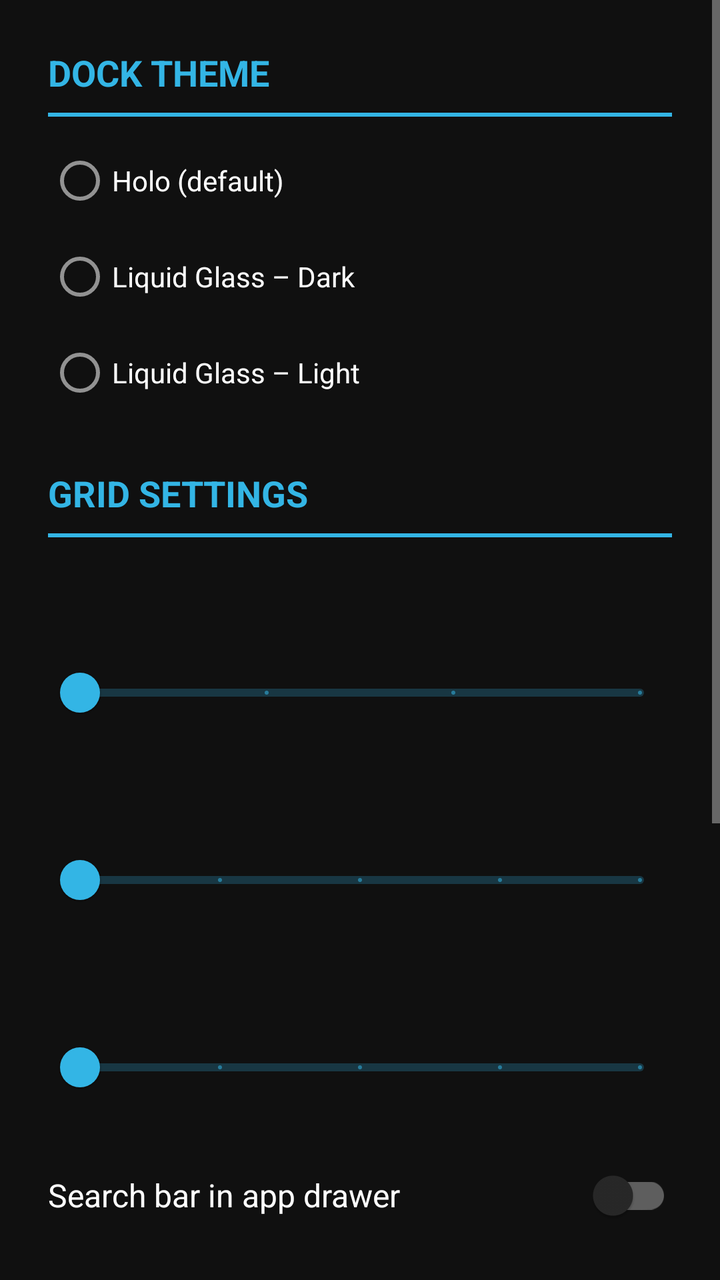
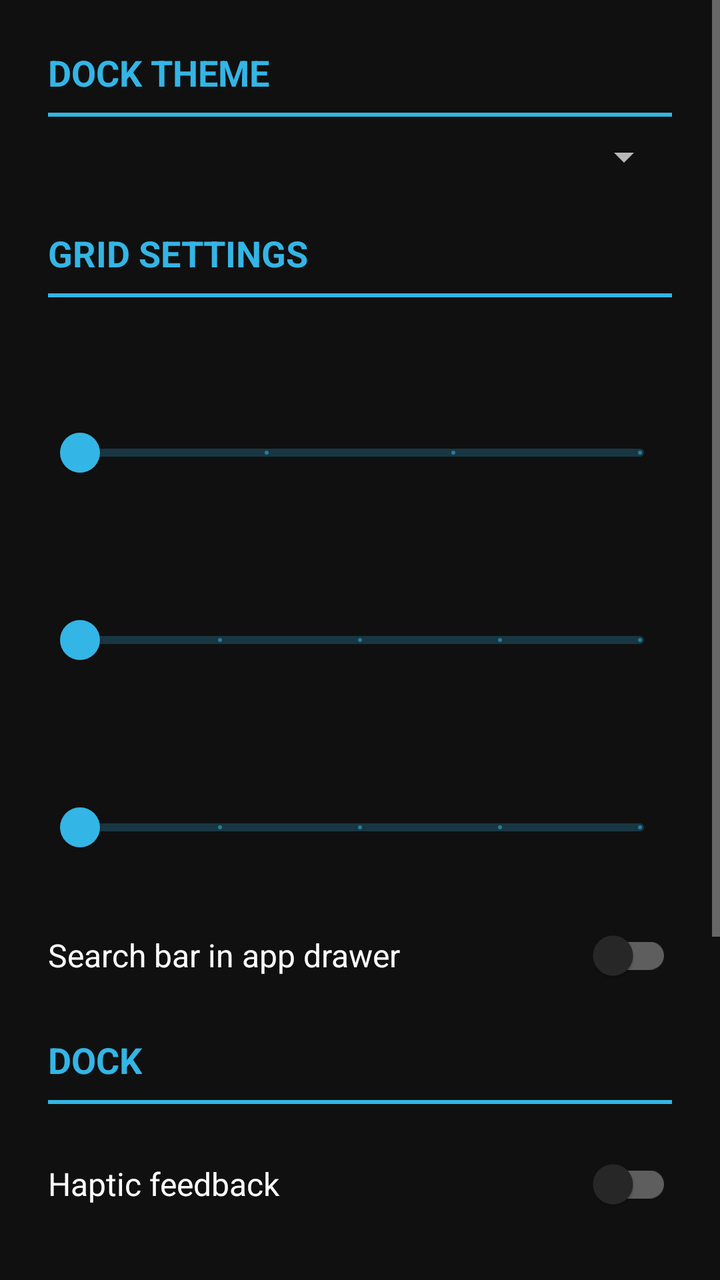

Two renders of the same Android screen: before a commit and after it. Below are the layout's source before the change and the commit's diff.
<!-- AndroidManifest.xml: activity theme Theme.HoloSettings -->
<!-- res/layout/activity_customize.xml -->
<?xml version="1.0" encoding="utf-8"?>
<ScrollView xmlns:android="http://schemas.android.com/apk/res/android"
    android:layout_width="match_parent"
    android:layout_height="match_parent"
    android:fitsSystemWindows="true">

    <LinearLayout
        android:layout_width="match_parent"
        android:layout_height="wrap_content"
        android:orientation="vertical"
        android:padding="24dp">


        <TextView
            android:layout_width="wrap_content"
            android:layout_height="wrap_content"
            android:text="@string/theme"
            android:textAllCaps="true"
            android:textColor="@color/holo_blue"
            android:textSize="18sp"
            android:textStyle="bold" />

        <View
            android:layout_width="match_parent"
            android:layout_height="2dp"
            android:layout_marginTop="8dp"
            android:layout_marginBottom="8dp"
            android:background="@color/holo_blue" />

        <RadioGroup
            android:id="@+id/group_theme"
            android:layout_width="match_parent"
            android:layout_height="wrap_content"
            android:layout_marginBottom="24dp">

            <RadioButton
                android:id="@+id/radio_theme_holo"
                android:layout_width="match_parent"
                android:layout_height="wrap_content"
                android:text="@string/theme_holo"
                android:textColor="#FFFFFF" />

            <RadioButton
                android:id="@+id/radio_theme_glass_dark"
                android:layout_width="match_parent"
                android:layout_height="wrap_content"
                android:text="@string/theme_glass_dark"
                android:textColor="#FFFFFF" />

            <RadioButton
                android:id="@+id/radio_theme_glass_light"
                android:layout_width="match_parent"
                android:layout_height="wrap_content"
                android:text="@string/theme_glass_light"
                android:textColor="#FFFFFF" />
        </RadioGroup>

        <TextView
            android:layout_width="wrap_content"
            android:layout_height="wrap_content"
            android:text="@string/grid_settings"
            android:textAllCaps="true"
            android:textColor="@color/holo_blue"
            android:textSize="18sp"
            android:textStyle="bold" />

        <View
            android:layout_width="match_parent"
            android:layout_height="2dp"
            android:layout_marginTop="8dp"
            android:layout_marginBottom="24dp"
            android:background="@color/holo_blue" />

        <TextView
            android:id="@+id/label_home_cols"
            android:layout_width="match_parent"
            android:layout_height="wrap_content"
            android:layout_marginTop="8dp"
            android:textColor="#FFFFFF"
            android:textSize="16sp" />

        <com.google.android.material.slider.Slider
            android:id="@+id/slider_home_cols"
            android:layout_width="match_parent"
            android:layout_height="wrap_content"
            android:layout_marginBottom="16dp"
            android:stepSize="1"
            android:valueFrom="3"
            android:valueTo="6" />

        <TextView
            android:id="@+id/label_home_rows"
            android:layout_width="match_parent"
            android:layout_height="wrap_content"
            android:layout_marginTop="8dp"
            android:textColor="#FFFFFF"
            android:textSize="16sp" />

        <com.google.android.material.slider.Slider
            android:id="@+id/slider_home_rows"
            android:layout_width="match_parent"
            android:layout_height="wrap_content"
            android:layout_marginBottom="16dp"
            android:stepSize="1"
            android:valueFrom="3"
            android:valueTo="7" />

        <TextView
            android:id="@+id/label_drawer_cols"
            android:layout_width="match_parent"
            android:layout_height="wrap_content"
            android:layout_marginTop="8dp"
            android:textColor="#FFFFFF"
            android:textSize="16sp" />

        <com.google.android.material.slider.Slider
            android:id="@+id/slider_drawer_cols"
            android:layout_width="match_parent"
            android:layout_height="wrap_content"
            android:layout_marginBottom="16dp"
            android:stepSize="1"
            android:valueFrom="3"
            android:valueTo="7" />

        <com.google.android.material.switchmaterial.SwitchMaterial
            android:id="@+id/switch_drawer_search"
            android:layout_width="match_parent"
            android:layout_height="wrap_content"
            android:text="@string/drawer_search"
            android:textColor="#FFFFFF"
            android:textSize="16sp" />

        <TextView
            android:layout_width="wrap_content"
            android:layout_height="wrap_content"
            android:layout_marginTop="16dp"
            android:text="@string/dock_settings"
            android:textAllCaps="true"
            android:textColor="@color/holo_blue"
            android:textSize="18sp"
            android:textStyle="bold" />

        <View
            android:layout_width="match_parent"
            android:layout_height="2dp"
            android:layout_marginTop="8dp"
            android:layout_marginBottom="16dp"
            android:background="@color/holo_blue" />

        <com.google.android.material.switchmaterial.SwitchMaterial
            android:id="@+id/switch_haptics"
            android:layout_width="match_parent"
            android:layout_height="wrap_content"
            android:layout_marginBottom="16dp"
            android:text="@string/haptics"
            android:textColor="#FFFFFF"
            android:textSize="16sp" />

        <com.google.android.material.switchmaterial.SwitchMaterial
            android:id="@+id/switch_dock_two_rows"
            android:layout_width="match_parent"
            android:layout_height="wrap_content"
            android:text="@string/dock_two_rows"
            android:textColor="#FFFFFF"
            android:textSize="16sp" />

        <TextView
            android:layout_width="match_parent"
            android:layout_height="wrap_content"
            android:layout_marginBottom="16dp"
            android:text="@string/dock_two_rows_hint"
            android:textColor="#99FFFFFF"
            android:textSize="13sp" />

        <TextView
            android:layout_width="match_parent"
            android:layout_height="wrap_content"
            android:text="@string/search_widget"
            android:textColor="#FFFFFF"
            android:textSize="16sp" />

        <RadioGroup
            android:id="@+id/group_search"
            android:layout_width="match_parent"
            android:layout_height="wrap_content"
            android:layout_marginTop="4dp">

            <RadioButton
                android:id="@+id/radio_search_builtin"
                android:layout_width="match_parent"
                android:layout_height="wrap_content"
                android:text="@string/search_builtin"
                android:textColor="#FFFFFF" />

            <RadioButton
                android:id="@+id/radio_search_google"
                android:layout_width="match_parent"
                android:layout_height="wrap_content"
                android:text="@string/search_google"
                android:textColor="#FFFFFF" />
        </RadioGroup>

    </LinearLayout>
</ScrollView>
<!-- resources referenced by this layout -->
<resources>
  <color name="holo_blue">#33B5E5</color>
  <string name="dock_settings">Dock</string>
  <string name="dock_two_rows">Two-row dock</string>
  <string name="dock_two_rows_hint">The second row holds the search bar or a search widget</string>
  <string name="drawer_search">Search bar in app drawer</string>
  <string name="grid_settings">Grid settings</string>
  <string name="haptics">Haptic feedback</string>
  <string name="search_builtin">Built-in search bar</string>
  <string name="search_google">Google Search widget</string>
  <string name="search_widget">Search widget</string>
  <string name="theme">Dock theme</string>
  <string name="theme_glass_dark">Liquid Glass – Dark</string>
  <string name="theme_glass_light">Liquid Glass – Light</string>
  <string name="theme_holo">Holo (default)</string>
  <style name="Theme.HoloSettings" parent="Theme.MaterialComponents.NoActionBar">
          <item name="colorPrimary">@color/holo_blue</item>
          <item name="colorPrimaryVariant">@color/holo_blue_dark</item>
          <item name="colorOnPrimary">@android:color/black</item>
          <item name="colorSecondary">@color/holo_blue</item>
          <item name="android:windowBackground">@color/holo_bg</item>
          <item name="android:statusBarColor">@android:color/black</item>
          <item name="android:navigationBarColor">@android:color/black</item>
      </style>
  <color name="holo_blue_dark">#0099CC</color>
  <color name="holo_bg">#101010</color>
</resources>

<!-- the commit's change to res/layout/activity_customize.xml (unified diff, before → after) -->
@@ -27,33 +27,13 @@
             android:layout_marginBottom="8dp"
             android:background="@color/holo_blue" />
 
-        <RadioGroup
-            android:id="@+id/group_theme"
+        <Spinner
+            android:id="@+id/spinner_theme"
+            style="@style/SpinnerPopup"
             android:layout_width="match_parent"
             android:layout_height="wrap_content"
-            android:layout_marginBottom="24dp">
-
-            <RadioButton
-                android:id="@+id/radio_theme_holo"
-                android:layout_width="match_parent"
-                android:layout_height="wrap_content"
-                android:text="@string/theme_holo"
-                android:textColor="#FFFFFF" />
-
-            <RadioButton
-                android:id="@+id/radio_theme_glass_dark"
-                android:layout_width="match_parent"
-                android:layout_height="wrap_content"
-                android:text="@string/theme_glass_dark"
-                android:textColor="#FFFFFF" />
-
-            <RadioButton
-                android:id="@+id/radio_theme_glass_light"
-                android:layout_width="match_parent"
-                android:layout_height="wrap_content"
-                android:text="@string/theme_glass_light"
-                android:textColor="#FFFFFF" />
-        </RadioGroup>
+            android:layout_marginBottom="24dp"
+            android:spinnerMode="dropdown" />
 
         <TextView
             android:layout_width="wrap_content"
<!-- resource entries referenced after the edit -->
@@ -11,9 +11,9 @@
   <string name="search_google">Google Search widget</string>
   <string name="search_widget">Search widget</string>
   <string name="theme">Dock theme</string>
-  <string name="theme_glass_dark">Liquid Glass – Dark</string>
-  <string name="theme_glass_light">Liquid Glass – Light</string>
-  <string name="theme_holo">Holo (default)</string>
+  <style name="SpinnerPopup" parent="Widget.AppCompat.Spinner">
+          <item name="android:popupBackground">@drawable/bg_popup_holo</item>
+      </style>
   <style name="Theme.HoloSettings" parent="Theme.MaterialComponents.NoActionBar">
           <item name="colorPrimary">@color/holo_blue</item>
           <item name="colorPrimaryVariant">@color/holo_blue_dark</item>
@@ -23,6 +23,13 @@
           <item name="android:statusBarColor">@android:color/black</item>
           <item name="android:navigationBarColor">@android:color/black</item>
       </style>
+  <!-- drawable bg_popup_holo (drawable) -->
+  <?xml version="1.0" encoding="utf-8"?>
+  <shape xmlns:android="http://schemas.android.com/apk/res/android" android:shape="rectangle">
+      <solid android:color="#F2181818" />
+      <stroke android:width="1dp" android:color="#6633B5E5" />
+      <corners android:radius="20dp" />
+  </shape>
   <color name="holo_blue_dark">#0099CC</color>
   <color name="holo_bg">#101010</color>
 </resources>
